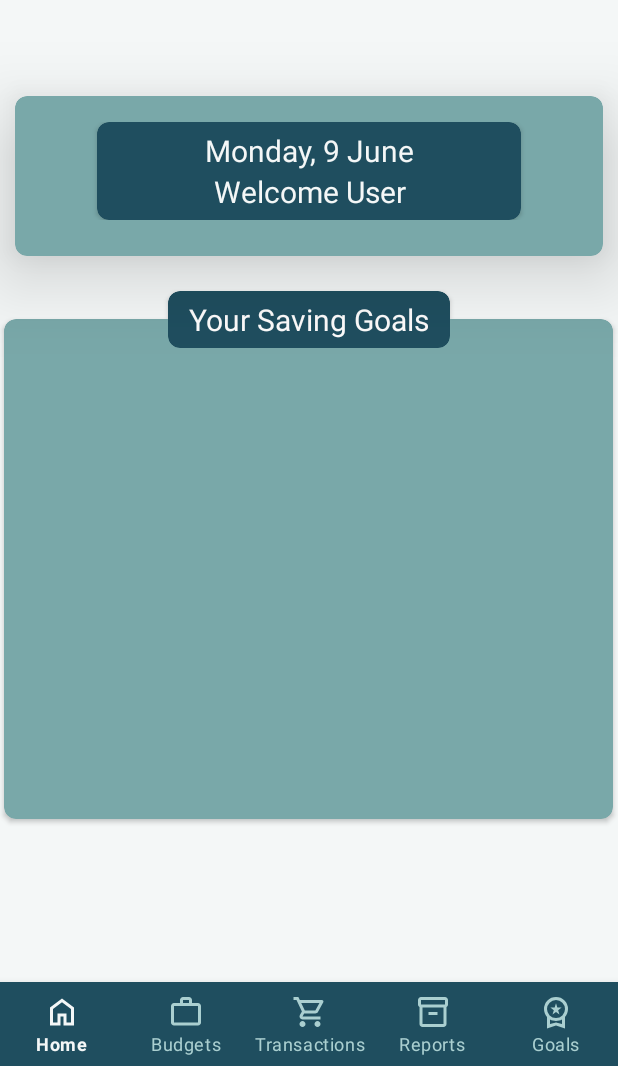
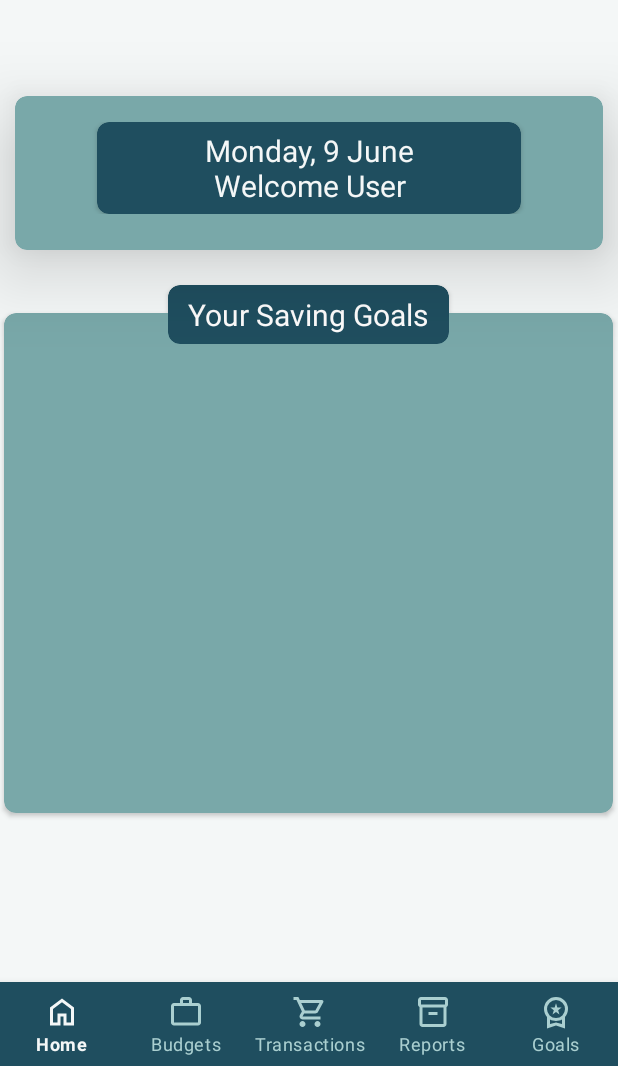
Before and after one commit to JamesWestonKnox/MoneyManager, an Android app: the HomeActivity screen opened directly, with no data from a screen before it, on a phone screen of 412 x 824 dp, the part 170-1236 px from its top. Run offline under Robolectric (Android 15) with nearby library versions, the phone set to English and light mode, and no system bars; our stand-ins replace Firebase (no records; nobody signed in at launch, a user with empty details on screens opened directly).

Commit message:
Fixed layout on home page for goals

```diff
--- a/app/src/main/res/layout/home_page.xml
+++ b/app/src/main/res/layout/home_page.xml
@@ -99,12 +99,10 @@
                             android:layout_height="wrap_content"
                             android:layout_gravity="center_horizontal|center_vertical"
                             android:fontFamily="@font/roboto"
-                            android:gravity="center"
-                            android:lineSpacingExtra="4dp"
+                            android:text="Welcome"
                             android:textAlignment="center"
                             android:textColor="#F4F7F7"
-                            android:textSize="20sp"
-                            android:maxLines="2" />
+                            android:textSize="20dp" />
                     </androidx.cardview.widget.CardView>
 
                 </LinearLayout>
@@ -116,8 +114,6 @@
                 android:layout_height="22dp" />
 
             <!-- Goal Card and RecyclerView Section -->
-
-            <!-- 'Your Goals' Card Section -->
             <androidx.cardview.widget.CardView
                 android:layout_width="406dp"
                 android:layout_height="333dp"
@@ -133,24 +129,26 @@
                 <androidx.recyclerview.widget.RecyclerView
                     android:id="@+id/rv_goalHome"
                     android:layout_width="match_parent"
-                    android:layout_height="match_parent" />
+                    android:layout_height="match_parent"
+                    />
             </androidx.cardview.widget.CardView>
 
+            <!-- 'Your Goals' Card Section -->
             <androidx.cardview.widget.CardView
-                android:layout_width="188dp"
-                android:layout_height="wrap_content"
+                android:layout_width="187dp"
+                android:layout_height="39dp"
                 android:layout_gravity="center"
                 android:layout_marginTop="-362dp"
                 app:cardBackgroundColor="#1F4E5F"
                 app:cardCornerRadius="8dp"
-                app:cardPreventCornerOverlap="false"
-                app:contentPadding="5dp">
+                app:cardPreventCornerOverlap="false">
 
                 <TextView
                     android:id="@+id/textView11"
                     android:layout_width="wrap_content"
                     android:layout_height="wrap_content"
                     android:layout_gravity="center"
+                    android:padding="6dp"
                     android:text="Your Saving Goals"
                     android:textColor="#FDFCFC"
                     android:textSize="20sp" />
```
Also changed, not shown: app/src/main/java/com/example/moneymanager/GoalHomeAdapter.kt (+6 -9 lines), app/src/main/res/layout/goal_item_home.xml (+0 -24 lines).
